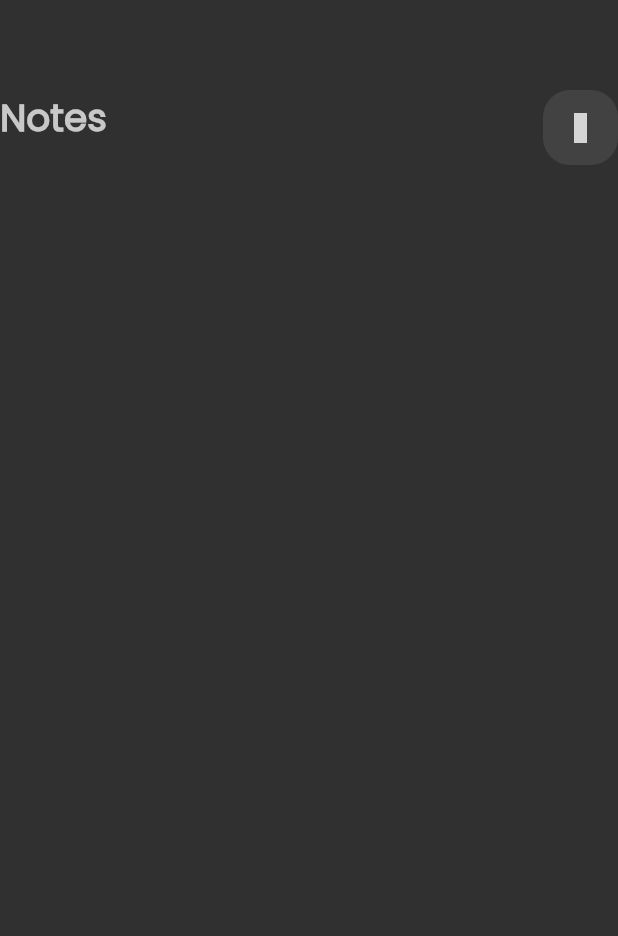
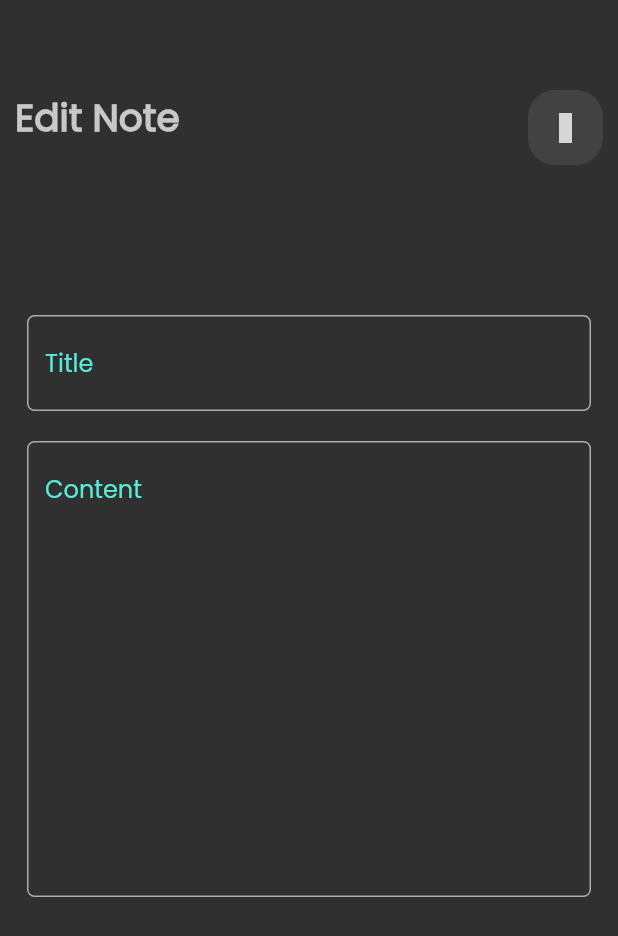
Before and after one commit to Sameradel11/Flutter-NotesApp, a Flutter app: the EditView screen opened directly, on a phone screen of 412 x 824 dp. Shown: the top 936 px of the screen. Run offline on Flutter 3.47's test engine with Material 2 defaults, Android fonts, the phone set to English and light mode, and no system bars; our stand-ins replace audioplayers; missing offline and left inert: awesome_icons; grey boxes are pictures that could not be loaded.

Commit message:
Refactor custom objects

```diff
--- a/lib/main.dart
+++ b/lib/main.dart
@@ -15,7 +15,7 @@ class MyApp extends StatelessWidget {
     return MaterialApp(
       debugShowCheckedModeBanner: false,
       theme: ThemeData(brightness: Brightness.dark, fontFamily: "Poppins"),
-      home: EditView(),
+      home:NotesView(),
     );
   }
 }
--- a/lib/views/edit_view.dart
+++ b/lib/views/edit_view.dart
@@ -3,6 +3,8 @@ import 'package:flutter/material.dart';
 import 'package:flutter/src/widgets/framework.dart';
 import 'package:flutter/src/widgets/placeholder.dart';
 import 'package:notes_app/widgets/custom_appbar.dart';
+import 'package:notes_app/widgets/custom_button.dart';
+import 'package:notes_app/widgets/custom_text_field.dart';
 
 class EditView extends StatelessWidget {
   const EditView({super.key});
@@ -11,7 +13,32 @@ class EditView extends StatelessWidget {
   @override
   Widget build(BuildContext context) {
     return Scaffold(
-      body: Column(children: [CustomAppBar(icon: FontAwesomeIcons.check,iconsize: 20,)]),
+      body: Padding(
+        padding: const EdgeInsets.symmetric(horizontal: 10),
+        child: Column(
+          children: [
+            CustomAppBar(
+              onsubmit: () {
+                Navigator.pop(context);
+              },
+              title: "Edit Note",
+              icon: FontAwesomeIcons.check,
+              iconsize: 20,
+            ),
+            const SizedBox(
+              height: 70,
+            ),
+            CustomTextField(
+              hint: "Title",
+              maxlines: 1,
+            ),
+            CustomTextField(
+              hint: "Content",
+              maxlines: 12,
+            ),
+          ],
+        ),
+      ),
     );
   }
 }
--- a/lib/views/modal_bottom_sheet_view.dart
+++ b/lib/views/modal_bottom_sheet_view.dart
@@ -25,7 +25,7 @@ class ModalBottomSheetContent extends StatelessWidget {
             const SizedBox(
               height: 40,
             ),
-            const CustomButton(),
+             CustomButton(text: "Add"),
             const SizedBox(
               height: 20,
             ),
--- a/lib/widgets/custom_appbar.dart
+++ b/lib/widgets/custom_appbar.dart
@@ -4,9 +4,16 @@ import 'package:notes_app/consts.dart';
 import 'package:notes_app/widgets/custom_search_icon.dart';
 
 class CustomAppBar extends StatelessWidget {
-  CustomAppBar({super.key, required this.icon, required this.iconsize});
+  CustomAppBar(
+      {super.key,
+      required this.icon,
+      required this.iconsize,
+      required this.title,
+      required this.onsubmit});
   IconData icon;
   double iconsize;
+  String title;
+  void Function() onsubmit;
   @override
   Widget build(BuildContext context) {
     return SizedBox(
@@ -21,13 +28,14 @@ class CustomAppBar extends StatelessWidget {
             mainAxisAlignment: MainAxisAlignment.spaceBetween,
             children: [
               Text(
-                "Notes",
+                title,
                 style: TextStyle(
                     fontWeight: FontWeight.bold,
                     fontSize: 25,
                     color: KtextColor),
               ),
               CustomSearchIcon(
+                onsubmit: onsubmit,
                 icon: icon,
                 iconsize: iconsize,
               )
--- a/lib/widgets/custom_search_icon.dart
+++ b/lib/widgets/custom_search_icon.dart
@@ -4,10 +4,16 @@ import 'package:flutter/src/widgets/placeholder.dart';
 import 'package:notes_app/consts.dart';
 
 class CustomSearchIcon extends StatelessWidget {
-  CustomSearchIcon({super.key, required this.icon,required this.iconsize});
+ const CustomSearchIcon(
+      {super.key,
+      required this.icon,
+      required this.iconsize,
+      required this.onsubmit});
 
-  IconData icon;
-  double iconsize;
+  final IconData icon;
+  final double iconsize;
+  final void Function() onsubmit;
+
   @override
   Widget build(BuildContext context) {
     return Container(
@@ -15,9 +21,12 @@ class CustomSearchIcon extends StatelessWidget {
       width: 50,
       decoration: BoxDecoration(
           color: Colors.grey.shade800, borderRadius: BorderRadius.circular(18)),
-      child: Icon(
-        icon,
-        size: iconsize,
+      child: IconButton(
+        icon: Icon(
+          icon,
+          size: iconsize,
+        ),
+        onPressed: onsubmit,
       ),
     );
   }
--- a/lib/widgets/notes_viewbody.dart
+++ b/lib/widgets/notes_viewbody.dart
@@ -12,6 +12,8 @@ class NotesViewBody extends StatelessWidget {
     return Column(
       children: [
         CustomAppBar(
+          onsubmit: () {},
+          title: "Notes",
           iconsize: 30,
           icon: Icons.search,
         ),
```
Also changed, not shown: lib/widgets/custom_button.dart (+5 -5 lines), lib/widgets/custom_note_item.dart (+12 -4 lines).
